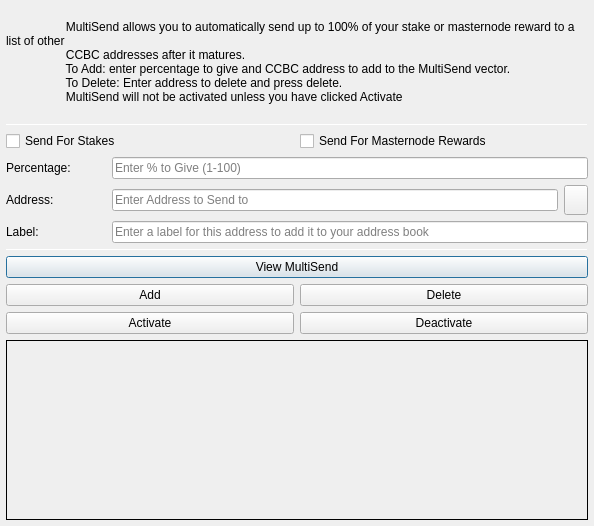
First picture: the form in src/qt/forms/multisenddialog.ui, repository CryptoCashBack-Hub/smrtc, before the edit.
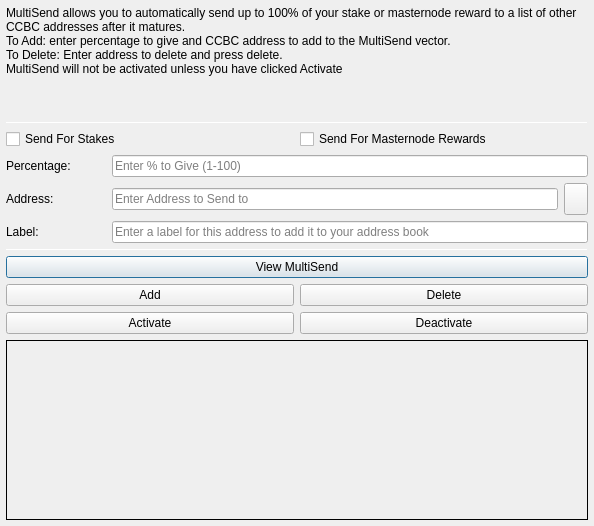
Second picture: the form after the edit. Icons and pictures are not drawn.

The edit to the form file:
```diff
--- a/src/qt/forms/multisenddialog.ui
+++ b/src/qt/forms/multisenddialog.ui
@@ -37,13 +37,10 @@
         <number>1</number>
        </property>
        <property name="text">
-        <string>
-                  MultiSend allows you to automatically send up to 100% of your stake or masternode reward to a list of other 
-                  CCBC addresses after it matures.
-                  To Add: enter percentage to give and CCBC address to add to the MultiSend vector.
-                  To Delete: Enter address to delete and press delete.
-                  MultiSend will not be activated unless you have clicked Activate
-                </string>
+        <string>MultiSend allows you to automatically send up to 100% of your stake or masternode reward to a list of other CCBC addresses after it matures.
+To Add: enter percentage to give and CCBC address to add to the MultiSend vector.
+To Delete: Enter address to delete and press delete.
+MultiSend will not be activated unless you have clicked Activate</string>
        </property>
        <property name="alignment">
         <set>Qt::AlignLeading|Qt::AlignLeft|Qt::AlignTop</set>
```
